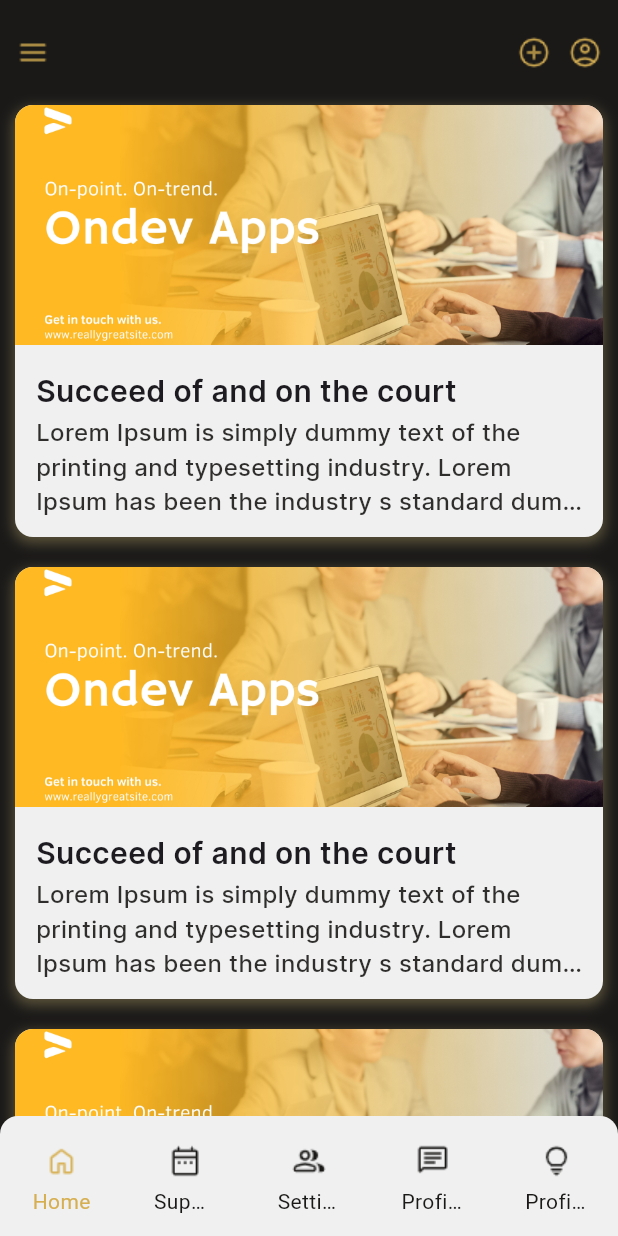
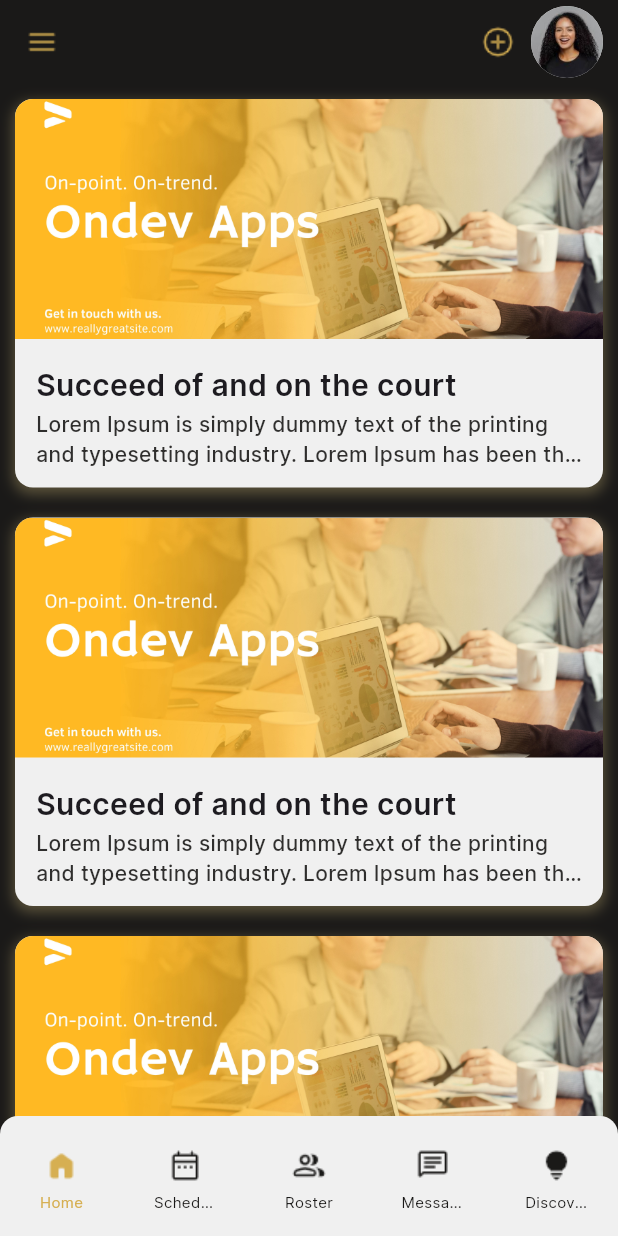
Before and after one commit to visualhub/teamsnap, a Flutter app: the screen it shows after launch, on a phone screen of 412 x 824 dp. Run offline on Flutter 3.47's test engine with Material 3 defaults, Android fonts, the light colour scheme and no system bars.

Commit message:
Stylings,Appbar,Navbar revised

```diff
--- a/lib/app/app_image_text_box.dart
+++ b/lib/app/app_image_text_box.dart
@@ -10,9 +10,6 @@ class AppImageTextBox extends StatelessWidget {
   Widget build(BuildContext context) {
     return Container(
       width: MediaQuery.sizeOf(context).width,
-      margin: const EdgeInsets.symmetric(
-        horizontal: 10,
-      ),
       decoration: BoxDecoration(
         color: kWhiteColor,
         borderRadius: BorderRadius.circular(
@@ -68,10 +65,10 @@ class AppImageTextBox extends StatelessWidget {
                 ),
                 Text(
                   'Lorem Ipsum is simply dummy text of the printing and typesetting industry. Lorem Ipsum has been the industry s standard dummy text ever',
-                  maxLines: 3,
+                  maxLines: 2,
                   overflow: TextOverflow.ellipsis,
                   style: TextStyle(
-                    fontSize: 16,
+                    fontSize: 14,
                     fontWeight: FontWeight.w500,
                     fontFamily: 'Inter',
                     color: kBackGroundColor.withOpacity(0.9),
--- a/lib/app/bottom_nav_bar.dart
+++ b/lib/app/bottom_nav_bar.dart
@@ -39,7 +39,9 @@ class _BottomNavBarState extends State<BottomNavBar> {
               updateSelectTabState(0);
             },
             isSelected: selectedTab == 0 ? true : false,
-            icon: 'assets/images/png/home.png',
+            icon: selectedTab == 0
+                ? 'assets/images/png/home_bold.png'
+                : 'assets/images/png/home.png',
             tileText: 'Home',
             color: selectedTab == 0 ? kPrimaryColor : kBackGroundColor,
           ),
@@ -48,8 +50,10 @@ class _BottomNavBarState extends State<BottomNavBar> {
               updateSelectTabState(1);
             },
             isSelected: selectedTab == 1 ? true : false,
-            icon: 'assets/images/png/calendar.png',
-            tileText: 'Support',
+            icon: selectedTab == 1
+                ? 'assets/images/png/date_range_bold.png'
+                : 'assets/images/png/calendar.png',
+            tileText: 'Schedule',
             color: selectedTab == 1 ? kPrimaryColor : kBackGroundColor,
           ),
           _bottomNavBarTile(
@@ -57,8 +61,10 @@ class _BottomNavBarState extends State<BottomNavBar> {
               updateSelectTabState(2);
             },
             isSelected: selectedTab == 2 ? true : false,
-            icon: 'assets/images/png/users.png',
-            tileText: 'Settings',
+            icon: selectedTab == 2
+                ? 'assets/images/png/group_bold.png'
+                : 'assets/images/png/users.png',
+            tileText: 'Roster',
             color: selectedTab == 2 ? kPrimaryColor : kBackGroundColor,
           ),
           _bottomNavBarTile(
@@ -66,8 +72,10 @@ class _BottomNavBarState extends State<BottomNavBar> {
               updateSelectTabState(3);
             },
             isSelected: selectedTab == 3 ? true : false,
-            icon: 'assets/images/png/chat.png',
-            tileText: 'Profile',
+            icon: selectedTab == 3
+                ? 'assets/images/png/chat_bold.png'
+                : 'assets/images/png/chat.png',
+            tileText: 'Messages',
             color: selectedTab == 3 ? kPrimaryColor : kBackGroundColor,
           ),
           _bottomNavBarTile(
@@ -75,8 +83,10 @@ class _BottomNavBarState extends State<BottomNavBar> {
               updateSelectTabState(4);
             },
             isSelected: selectedTab == 4 ? true : false,
-            icon: 'assets/images/png/lightbulb.png',
-            tileText: 'Profile',
+            icon: selectedTab == 3
+                ? 'assets/images/png/lightbulb.png'
+                : 'assets/images/png/lightbulb_bold.png',
+            tileText: 'Discover',
             color: selectedTab == 4 ? kPrimaryColor : kBackGroundColor,
           ),
         ],
@@ -116,6 +126,8 @@ class _BottomNavBarState extends State<BottomNavBar> {
                     overflow: TextOverflow.ellipsis,
                     maxLines: 1,
                     style: TextStyle(
+                      fontFamily: 'Inter',
+                      fontSize: 10,
                       color: color,
                     ),
                   ),
--- a/lib/app/dashboard_page.dart
+++ b/lib/app/dashboard_page.dart
@@ -1,8 +1,8 @@
+import 'package:flutter/cupertino.dart';
 import 'package:flutter/material.dart';
 import 'package:teamsnap/app/app_image_text_box.dart';
 import 'package:teamsnap/app/bottom_nav_bar.dart';
 import 'package:teamsnap/app/color_constants.dart';
-import 'package:teamsnap/app/primary_app_bar.dart';
 
 class Dashboard extends StatelessWidget {
   const Dashboard({super.key});
@@ -11,17 +11,68 @@ class Dashboard extends StatelessWidget {
   Widget build(BuildContext context) {
     return Scaffold(
       backgroundColor: kBackGroundColor,
+      appBar: AppBar(
+        backgroundColor: kBackGroundColor,
+        leading: CupertinoButton(
+          minSize: 0,
+          padding: EdgeInsets.zero,
+          onPressed: () {},
+          child: Image.asset(
+            'assets/images/png/menu.png',
+            color: kPrimaryColor,
+          ),
+        ),
+        actions: [
+          CupertinoButton(
+            minSize: 0,
+            padding: EdgeInsets.zero,
+            onPressed: () {},
+            child: Image.asset(
+              'assets/images/png/add.png',
+              color: kPrimaryColor,
+            ),
+          ),
+          const SizedBox(
+            width: 10,
+          ),
+          CupertinoButton(
+            minSize: 0,
+            padding: EdgeInsets.zero,
+            onPressed: () {},
+            child: Container(
+              height: 48,
+              width: 48,
+              decoration: BoxDecoration(
+                borderRadius: BorderRadius.circular(100),
+                color: kWhiteColor,
+                image: const DecorationImage(
+                  fit: BoxFit.cover,
+                  image: AssetImage(
+                    'assets/images/jpg/download.jpg',
+                  ),
+                ),
+              ),
+            ),
+          ),
+          const SizedBox(
+            width: 10,
+          ),
+        ],
+      ),
       body: SizedBox(
         height: MediaQuery.sizeOf(context).height,
         child: const Stack(
           children: [
             SingleChildScrollView(
               padding: EdgeInsets.only(
+                right: 10,
+                left: 10,
+                top: 10,
                 bottom: 90,
               ),
               child: Column(
                 children: [
-                  PrimaryAppBar(),
+                  // PrimaryAppBar(),
                   AppImageTextBox(),
                   SizedBox(
                     height: 20,
--- a/lib/app/primary_app_bar.dart
+++ /dev/null
@@ -1,57 +0,0 @@
-import 'package:flutter/cupertino.dart';
-import 'package:teamsnap/app/color_constants.dart';
-
-class PrimaryAppBar extends StatelessWidget {
-  const PrimaryAppBar({
-    super.key,
-  });
-
-  @override
-  Widget build(BuildContext context) {
-    return Container(
-      margin: EdgeInsets.only(
-        top: MediaQuery.paddingOf(context).top,
-      ),
-      padding: const EdgeInsets.only(
-        right: 10,
-        left: 10,
-      ),
-      height: 70,
-      child: Row(
-        children: [
-          CupertinoButton(
-            minSize: 0,
-            padding: EdgeInsets.zero,
-            onPressed: () {},
-            child: Image.asset(
-              'assets/images/png/menu.png',
-              color: kPrimaryColor,
-            ),
-          ),
-          const Spacer(),
-          CupertinoButton(
-            minSize: 0,
-            padding: EdgeInsets.zero,
-            onPressed: () {},
-            child: Image.asset(
-              'assets/images/png/add.png',
-              color: kPrimaryColor,
-            ),
-          ),
-          const SizedBox(
-            width: 10,
-          ),
-          CupertinoButton(
-            minSize: 0,
-            padding: EdgeInsets.zero,
-            onPressed: () {},
-            child: Image.asset(
-              'assets/images/png/account.png',
-              color: kPrimaryColor,
-            ),
-          ),
-        ],
-      ),
-    );
-  }
-}
```
Also changed, not shown: assets/images/jpg/download.jpg (added), assets/images/png/chat_bold.png (added), assets/images/png/date_range_bold.png (added), assets/images/png/group_bold.png (added), assets/images/png/home_bold.png (added), assets/images/png/lightbulb_bold.png (added), assets/images/png/schedule_bold.png (added).
